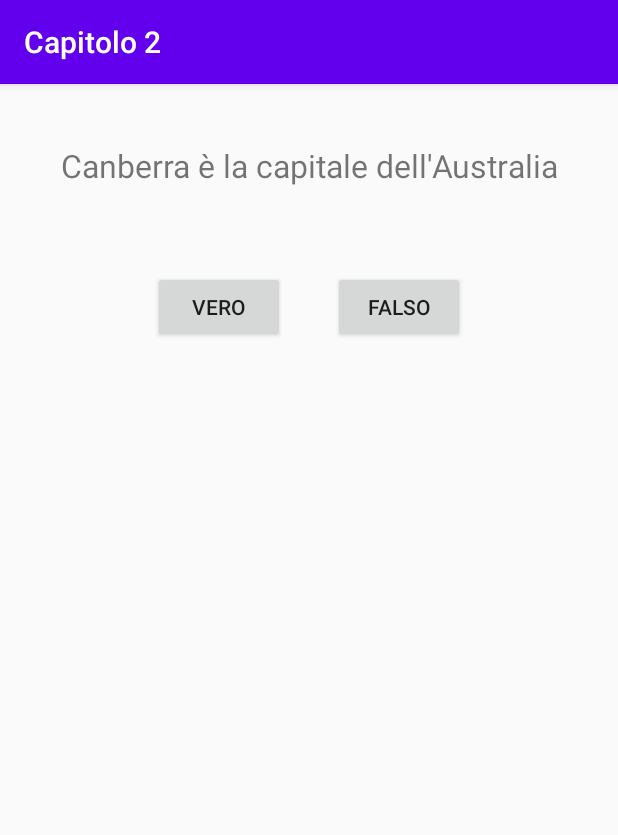
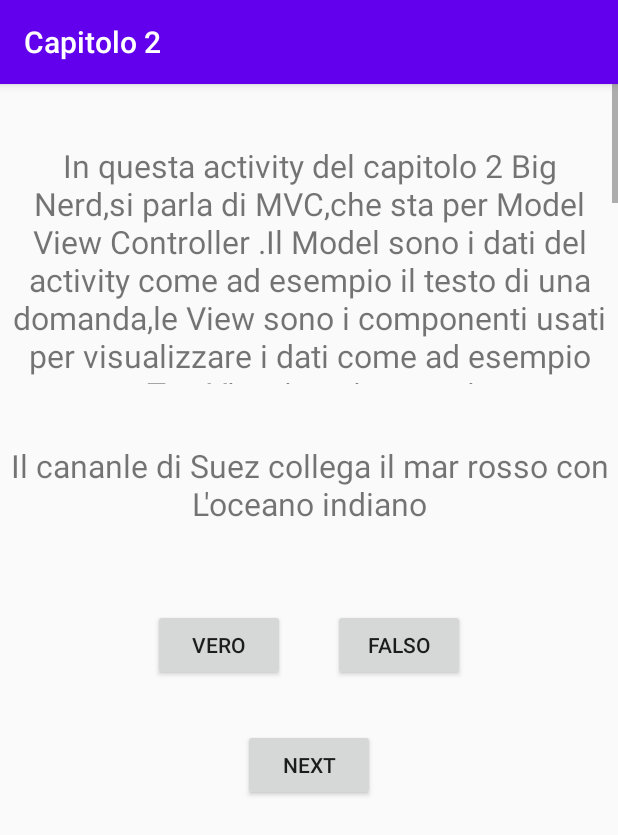
Before and after one commit to ciromelody/Big_Nerd_Kotlin_android_4TH_edition, an Android app: the Android_and_ModelView_Controller_capitolo_2 screen opened directly, with no data from a screen before it, on a phone screen of 412 x 824 dp. Shown: the top 835 px of the screen. Run offline under Robolectric (Android 15) with nearby library versions, the phone set to English and light mode, and no system bars.

Commit message:
data class

```diff
--- a/app/src/main/java/org/altervista/ultimaprovaprimadi/ciromelody/big_nerd_kotlin_android_4th_edition/Android_and_ModelView_Controller_capitolo_2.kt
+++ b/app/src/main/java/org/altervista/ultimaprovaprimadi/ciromelody/big_nerd_kotlin_android_4th_edition/Android_and_ModelView_Controller_capitolo_2.kt
@@ -3,15 +3,75 @@ package org.altervista.ultimaprovaprimadi.ciromelody.big_nerd_kotlin_android_4th
 import android.content.Context
 import androidx.appcompat.app.AppCompatActivity
 import android.os.Bundle
+import android.util.Log
+import android.view.Gravity
+import android.view.View
+import android.widget.Button
+import android.widget.TextView
+import android.widget.Toast
+import org.altervista.ultimaprovaprimadi.ciromelody.big_nerd_kotlin_android_4th_edition.capitolo2.Question
 import org.altervista.ultimaprovaprimadi.ciromelody.big_nerd_kotlin_android_4th_edition.capitolo2.Utility
 
 class Android_and_ModelView_Controller_capitolo_2 : AppCompatActivity() {
+    private lateinit var trueButton: Button
+    private lateinit var falseButton: Button
+    private lateinit var  nextButton: Button
+    private lateinit var  testoDomanda: TextView
+    private  val questionBank= listOf(
+        Question(R.string.domanda_mideast,true),
+        Question(R.string.domanda_africa,true),
+        Question(R.string.domanda_oceani,true),
+        Question(R.string.domanda_americhe,false),
+        Question(R.string.domanda_mideast,true),
+        Question(R.string.domanda_oceano_indiano,false)
+
+    )
+    private var currentIndex=0
     override fun onCreate(savedInstanceState: Bundle?) {
         super.onCreate(savedInstanceState)
         setContentView(R.layout.activity_android_and__model_view__controller)
+        nextButton=findViewById(R.id.bn_next)
+        trueButton=findViewById(R.id.bn_vero_cap2)
+        falseButton=findViewById(R.id.bn_falso_cap2)
+        testoDomanda=findViewById(R.id.tx_titolo_quiz_cap2)
+        trueButton.setOnClickListener {
+                view: View? ->  //visualizza_il_dato_ricevuto(R.string.correct_toast.toString())
+                checkAnswer(true)
+        }
+        falseButton.setOnClickListener {
+                view: View? ->  //visualizza_il_dato_ricevuto(R.string.incorrect_toast.toString())
+                checkAnswer(false)
 
+        }
+        nextButton.setOnClickListener {view:View-> vai_a_prossimaDomanda()
+        }
+        val questionTextREsId=questionBank[currentIndex].textResId
+            testoDomanda.setText(questionTextREsId)
       }
 
+    private fun checkAnswer(bool:Boolean) {
+        if(questionBank[currentIndex].answer==bool){visualizza_il_dato_ricevuto("Bravo!")} else{
+            visualizza_il_dato_ricevuto("Sbagliato!")                }
+    }
 
+    private fun vai_a_prossimaDomanda() {
+        Log.i("KOT",questionBank.size.toString())
+
+        currentIndex=(currentIndex+1)%questionBank.size
+        Log.i("KOT","Indice corrente:"+currentIndex.toString())
+        val questionTextREsId=questionBank[currentIndex].textResId
+        testoDomanda.setText(questionTextREsId)
+    }
+
+    private fun visualizza_il_dato_ricevuto(profileName: String?) {
+
+        var toast = Toast.makeText(
+            this,
+            profileName,
+            Toast.LENGTH_SHORT
+        )
+        toast.setGravity(Gravity.TOP or Gravity.RIGHT, 21, 34)
+        toast.show()
+    }
 
 }
--- a/app/src/main/res/layout/activity_android_and__model_view__controller.xml
+++ b/app/src/main/res/layout/activity_android_and__model_view__controller.xml
@@ -8,6 +8,23 @@
     android:orientation="vertical"
     android:layout_gravity="center"
     tools:context=".Android_and_ModelView_Controller_capitolo_2">
+    <ScrollView
+
+        android:layout_width="match_parent"
+        android:layout_height="200dp">
+    <TextView
+        android:layout_marginTop="40dp"
+        android:paddingBottom="55dp"
+        android:layout_width="match_parent"
+        android:layout_height="wrap_content"
+        android:gravity="center"
+        android:text="@string/spiegazione"
+        android:textSize="21sp"
+        android:id="@+id/tx_spiegazione">
+
+    </TextView>
+    </ScrollView>
+
     <TextView
         android:layout_marginTop="40dp"
         android:layout_width="match_parent"
@@ -15,7 +32,7 @@
         android:gravity="center"
         android:text="@string/question_text"
         android:textSize="21sp"
-        android:id="@+id/tx_titolo_quiz">
+        android:id="@+id/tx_titolo_quiz_cap2">
 
     </TextView>
     <LinearLayout
@@ -26,15 +43,30 @@
         android:layout_height="wrap_content">
         <Button
             android:layout_margin="16dp"
-            android:id="@+id/bn_vero"
+            android:id="@+id/bn_vero_cap2"
             android:layout_width="wrap_content"
             android:layout_height="wrap_content"
             android:text="@string/true_button" />
         <Button
             android:layout_margin="16dp"
-            android:id="@+id/bn_falso"
+            android:id="@+id/bn_falso_cap2"
             android:layout_width="wrap_content"
             android:layout_height="wrap_content"
             android:text="@string/false_button" />
     </LinearLayout>
+
+
+
+        <LinearLayout
+            android:layout_width="match_parent"
+            android:layout_height="wrap_content"
+            android:gravity="center"
+            android:orientation="vertical" >
+            <Button
+                android:layout_margin="16dp"
+                android:id="@+id/bn_next"
+                android:layout_width="wrap_content"
+                android:layout_height="wrap_content"
+                android:text="@string/next_button" />
+        </LinearLayout>
 </LinearLayout>
--- a/app/src/main/res/values/strings.xml
+++ b/app/src/main/res/values/strings.xml
@@ -6,4 +6,21 @@
     <string name="correct_toast">corretto!</string>
     <string name="incorrect_toast">Incorrect!</string>
     <string name="capitolo_2">Android and Model_View_Controller Capitolo 2</string>
+    <string name="spiegazione">In questa activity del capitolo 2 Big Nerd,si parla di
+    MVC,che sta per Model View Controller .Il Model sono i dati del activity come ad esempio
+    il testo di una domanda,le View sono i componenti usati per visualizzare i dati come ad esempio
+    questa TextView in cui sto scrivento,e infine il Controller che può essere questa activity
+    che controlla dove deve essere posizionata questa TextView e i suoi dati all interno.
+    Questo modo di suddividere è molto importante perchè nei capitoli fututri se ne riparlerà
+    per tutelare i dati model da \n eventuali influenze del controller che potrebbe portare alla
+        cancellazione non voluta    dei dati
+
+    </string>
+    <string name="domanda_oceani">L\'oceano pacifico è più granda dell\'oceano atlantico</string>
+    <string name="next_button">NEXT</string>
+    <string name="domanda_mideast">Il cananle di Suez collega il mar rosso con L\'oceano indiano</string>
+    <string name="domanda_oceano_indiano">NEXT</string>
+    <string name="domanda_americhe">Il Rio delle amazzoni è più lungo di tutti i fiumi delle Americhe</string>
+    <string name="domanda_africa">le rive del Nilo sono in Egitto</string>
+    <string name="domand_asia">NEXT</string>
 </resources>
```
